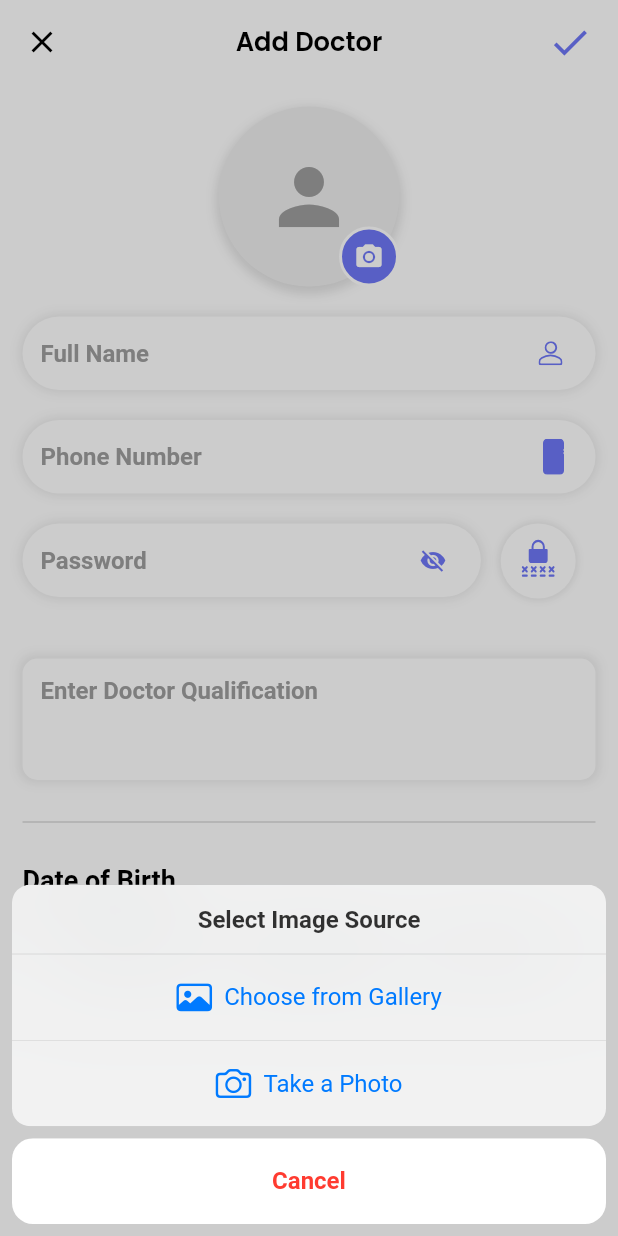
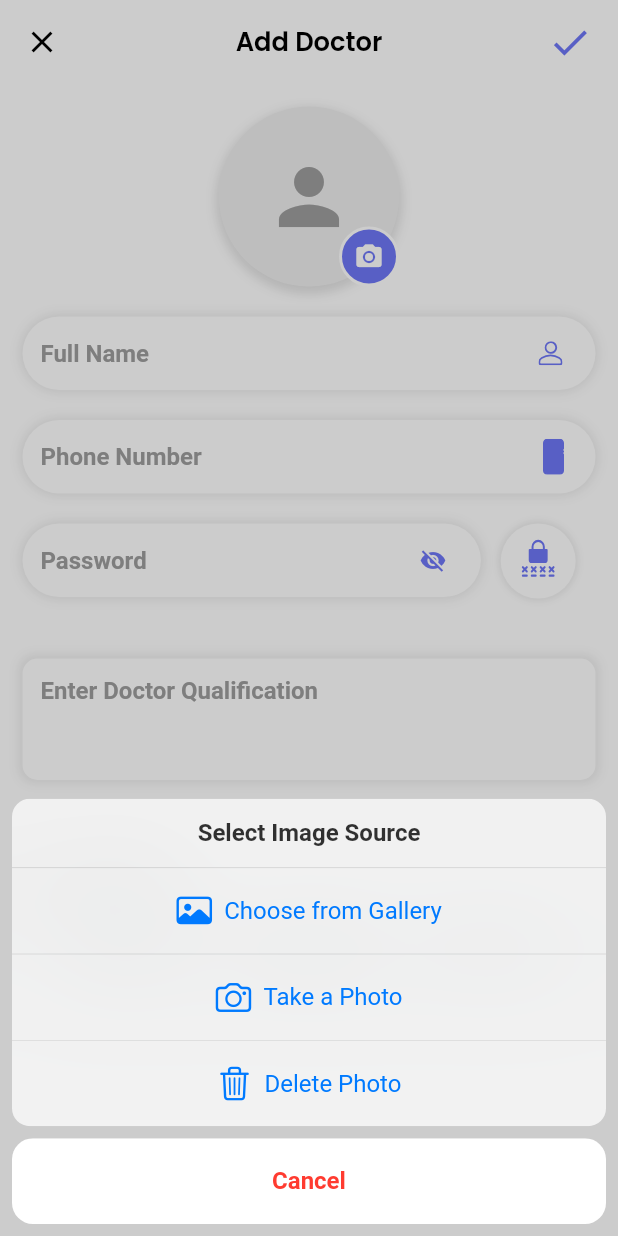
Before and after one commit to mahmoudElkadi/ocurithm_app, a Flutter app: the CreateDoctorView screen opened directly, after a tap on the "camera alt" icon, on a phone screen of 412 x 824 dp. Run offline on Flutter 3.47's test engine with Material 3 defaults, Android fonts, the phone set to English and light mode, and no system bars; our stand-ins replace animated_splash_screen, bloc, custom_refresh_indicator, dartz, dio, dropdown_button2 and 15 more; missing offline and left inert: password_generator; accounts and stored records are empty; network calls fail.

Commit message:
delete photo

```diff
--- a/lib/core/Network/dio_handler.dart
+++ b/lib/core/Network/dio_handler.dart
@@ -35,10 +35,10 @@ class ApiService {
           validateStatus: (status) => status! <= 700,
         ),
       );
-      log('data: ${data}');
-
-      log(response.data.toString());
-      log(response.realUri.toString());
+      // log('data: ${data}');
+      //
+      // log("response${response.data}");
+      // log("URL${response.realUri}");
       if (response.data['message'] == "Invalid token") {
         await CacheHelper.removeData(key: "token");
         await CacheHelper.removeData(key: "id");
--- a/lib/core/widgets/DropdownPackage.dart
+++ b/lib/core/widgets/DropdownPackage.dart
@@ -452,10 +452,7 @@ class _FlutterDropdownSearchState<T> extends State<FlutterDropdownSearch<T>> wit
                       ).copyWith(),
                     ),
                   )
-                : RawScrollbar(
-                    radius: Radius.circular(8),
-                    thumbVisibility: true,
-                    child: ListView.builder(
+                : ListView.builder(
                     padding: EdgeInsets.zero,
                     shrinkWrap: true,
                     itemCount: filteredList.length,
@@ -483,7 +480,6 @@ class _FlutterDropdownSearchState<T> extends State<FlutterDropdownSearch<T>> wit
                         ),
                       );
                     },
-                    ),
                   ),
       ),
     );
--- a/lib/modules/Doctor/presentation/views/Add Doctor/presentation/view/widgets/add_doctor_view_body.dart
+++ b/lib/modules/Doctor/presentation/views/Add Doctor/presentation/view/widgets/add_doctor_view_body.dart
@@ -68,6 +68,10 @@ class _CreateDoctorViewBodyState extends State<CreateDoctorViewBody> {
                     Center(
                       child: ProfileImagePicker(
                         initialImageUrl: widget.cubit.imageUrl,
+                        onDelete: () {
+                          widget.cubit.imageUrl = null;
+                          setState(() {});
+                        },
                         onImageUploaded: (String url) {
                           setState(() {
                             widget.cubit.imageUrl = url;
--- a/lib/modules/Doctor/presentation/views/Doctor Details/presentation/view/widgets/doctor_details_view_body.dart
+++ b/lib/modules/Doctor/presentation/views/Doctor Details/presentation/view/widgets/doctor_details_view_body.dart
@@ -98,6 +98,10 @@ class _EditDoctorViewBodyState extends State<EditDoctorViewBody> {
                             ))
                           : ProfileImagePicker(
                               readOnly: widget.cubit.readOnly,
+                              onDelete: () {
+                                widget.cubit.imageUrl = null;
+                                setState(() {});
+                              },
                               initialImageUrl: widget.cubit.imageUrl,
                               onImageUploaded: (String url) {
                                 setState(() {
--- a/lib/modules/Receptionist/presentation/views/Add Receptionist/presentation/view/widgets/add_receptionist_view_body.dart
+++ b/lib/modules/Receptionist/presentation/views/Add Receptionist/presentation/view/widgets/add_receptionist_view_body.dart
@@ -84,6 +84,10 @@ class _CreateReceptionistViewBodyState extends State<CreateReceptionistViewBody>
                     Center(
                       child: ProfileImagePicker(
                         initialImageUrl: widget.cubit.imageUrl,
+                        onDelete: () {
+                          widget.cubit.imageUrl = null;
+                          setState(() {});
+                        },
                         onImageUploaded: (String url) {
                           setState(() {
                             widget.cubit.imageUrl = url;
@@ -423,12 +427,14 @@ class ProfileImagePicker extends StatefulWidget {
   final Function(String) onImageUploaded;
   final String? initialImageUrl;
   final bool? readOnly;
+  final Function() onDelete;
 
   const ProfileImagePicker({
     Key? key,
     required this.onImageUploaded,
     this.initialImageUrl,
     this.readOnly = false,
+    required this.onDelete,
   }) : super(key: key);
 
   @override
@@ -439,6 +445,15 @@ class _ProfileImagePickerState extends State<ProfileImagePicker> {
   File? _imageFile;
   final ImagePicker _picker = ImagePicker();
   bool _isUploading = false;
+  bool _isImageDeleted = false;
+
+  void _handleDelete() {
+    setState(() {
+      _imageFile = null;
+      _isImageDeleted = true; // Set this to true when image is deleted
+    });
+    widget.onDelete();
+  }
 
   Future<void> _uploadImage() async {
     if (_imageFile == null) return;
@@ -553,7 +568,7 @@ class _ProfileImagePickerState extends State<ProfileImagePicker> {
                           width: 120,
                           height: 120,
                         )
-                      : widget.initialImageUrl != null
+                      : (!_isImageDeleted && widget.initialImageUrl != null) // Modified this condition
                           ? Image.network(
                               widget.initialImageUrl!,
                               fit: BoxFit.cover,
@@ -569,7 +584,7 @@ class _ProfileImagePickerState extends State<ProfileImagePicker> {
             bottom: 0,
             right: 0,
             child: GestureDetector(
-              onTap: widget.readOnly == true ? null : () => _showImageSourceDialog(),
+              onTap: widget.readOnly == true ? null : () => _showImageSourceDialog(_handleDelete), // Changed to use _handleDelete
               child: Container(
                 padding: const EdgeInsets.all(8),
                 decoration: BoxDecoration(
@@ -589,7 +604,7 @@ class _ProfileImagePickerState extends State<ProfileImagePicker> {
     );
   }
 
-  void _showImageSourceDialog() {
+  void _showImageSourceDialog(Function() onDelete) {
     showCupertinoModalPopup<void>(
       context: context,
       builder: (BuildContext context) => CupertinoActionSheet(
@@ -642,6 +657,30 @@ class _ProfileImagePickerState extends State<ProfileImagePicker> {
                 SizedBox(width: 8),
                 Text(
                   'Take a Photo',
+                  style: TextStyle(
+                    color: CupertinoColors.activeBlue,
+                    fontSize: 16,
+                  ),
+                ),
+              ],
+            ),
+          ),
+          CupertinoActionSheetAction(
+            onPressed: () {
+              Navigator.pop(context);
+              onDelete();
+            },
+            child: Row(
+              mainAxisAlignment: MainAxisAlignment.center,
+              children: [
+                Icon(
+                  CupertinoIcons.delete,
+                  color: CupertinoColors.activeBlue,
+                  size: 24,
+                ),
+                SizedBox(width: 8),
+                Text(
+                  'Delete Photo',
                   style: TextStyle(
                     color: CupertinoColors.activeBlue,
                     fontSize: 16,
--- a/lib/modules/Receptionist/presentation/views/Receptionist Details/presentation/view/widgets/edit_receptionist.dart
+++ b/lib/modules/Receptionist/presentation/views/Receptionist Details/presentation/view/widgets/edit_receptionist.dart
@@ -101,6 +101,10 @@ class _EditReceptionistViewBodyState extends State<EditReceptionistViewBody> {
                             ))
                           : ProfileImagePicker(
                               readOnly: widget.cubit.readOnly,
+                              onDelete: () {
+                                widget.cubit.imageUrl = null;
+                                setState(() {});
+                              },
                               initialImageUrl: widget.cubit.imageUrl,
                               onImageUploaded: (String url) {
                                 setState(() {
```
Also changed, not shown: lib/modules/Examination Type/presentation/views/widgets/add_examination_type.dart (+13 -7 lines). Lines whose indentation alone changed are shown as unchanged.
